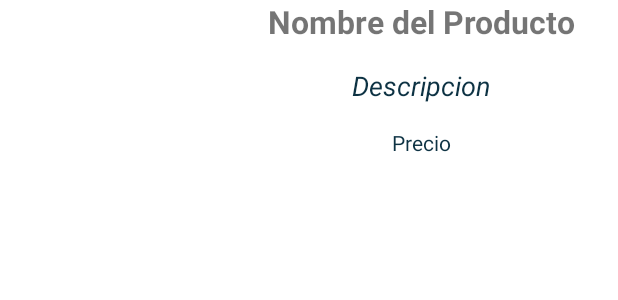
After one commit to estfulloa/DeptToGo, an Android app: the layout productos_gallery.xml on its own in the app's theme, with its tools: preview values and no code run, on a phone screen of 412 x 824 dp. The commit adds this screen. Shown: the top 300 px of the screen. Run offline under Robolectric (Android 15) with nearby library versions, the phone set to English and light mode, and no system bars.

Commit message:
listado de productos y consulta a la pagina web

```diff
--- a/app/src/main/AndroidManifest.xml
+++ b/app/src/main/AndroidManifest.xml
@@ -1,6 +1,7 @@
 <?xml version="1.0" encoding="utf-8"?>
 <manifest xmlns:android="http://schemas.android.com/apk/res/android"
     package="com.example.depttogo">
+    <uses-permission android:name="android.permission.INTERNET"/>
 
     <application
         android:allowBackup="true"
--- /dev/null
+++ b/app/src/main/res/layout/productos_gallery.xml
@@ -0,0 +1,45 @@
+<?xml version="1.0" encoding="utf-8"?>
+<LinearLayout xmlns:android="http://schemas.android.com/apk/res/android"
+    android:layout_width="match_parent"
+    android:layout_height="150dp"
+    xmlns:tools="http://schemas.android.com/tools"
+    android:orientation="horizontal">
+    <ImageView
+        android:id="@+id/imgproductos"
+        android:layout_width="150dp"
+        android:layout_height="150dp"/>
+    <LinearLayout
+        android:layout_width="match_parent"
+        android:layout_height="match_parent"
+        android:orientation="vertical">
+
+    <TextView
+        android:id="@+id/tvnombre"
+        android:layout_width="wrap_content"
+        android:layout_height="wrap_content"
+        android:layout_gravity="center_horizontal"
+        android:textSize="21sp"
+        android:textStyle="bold"
+        tools:text="Nombre del Producto"/>
+        <TextView
+            android:id="@+id/tvdescripcion"
+            android:layout_width="wrap_content"
+            android:layout_height="wrap_content"
+            android:layout_gravity="center_horizontal"
+            android:textSize="18sp"
+            android:textStyle="italic"
+            android:textColor="#0D3243"
+            android:layout_marginTop="16dp"
+            tools:text="Descripcion"/>
+        <TextView
+            android:id="@+id/tvprecio"
+            android:layout_width="wrap_content"
+            android:layout_height="wrap_content"
+            android:layout_gravity="center_horizontal"
+            android:textColor="#0D3243"
+            android:layout_marginTop="16dp"
+            tools:text="Precio"/>
+
+
+    </LinearLayout>
+</LinearLayout>
```
Also changed, not shown: app/build.gradle (+8 -0 lines), app/src/main/java/com/example/depttogo/menu_drawer.kt (+7 -0 lines), app/src/main/java/com/example/depttogo/ui/gallery/GalleryFragment.kt (+32 -9 lines), app/src/main/java/com/example/depttogo/ui/gallery/ListaProductos.kt (added, +7 -0 lines), app/src/main/java/com/example/depttogo/ui/gallery/ProductosAdapter.kt (added, +49 -0 lines), app/src/main/java/com/example/depttogo/ui/home/HomeFragment.kt (+78 -1 lines), app/src/main/res/layout/fragment_gallery.xml (+15 -24 lines), app/src/main/res/layout/fragment_home.xml (+27 -8 lines), 1 other file.
